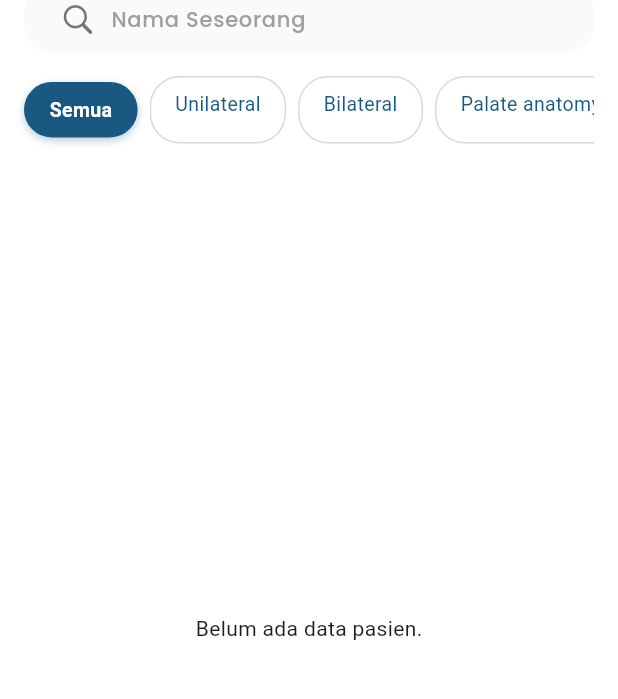
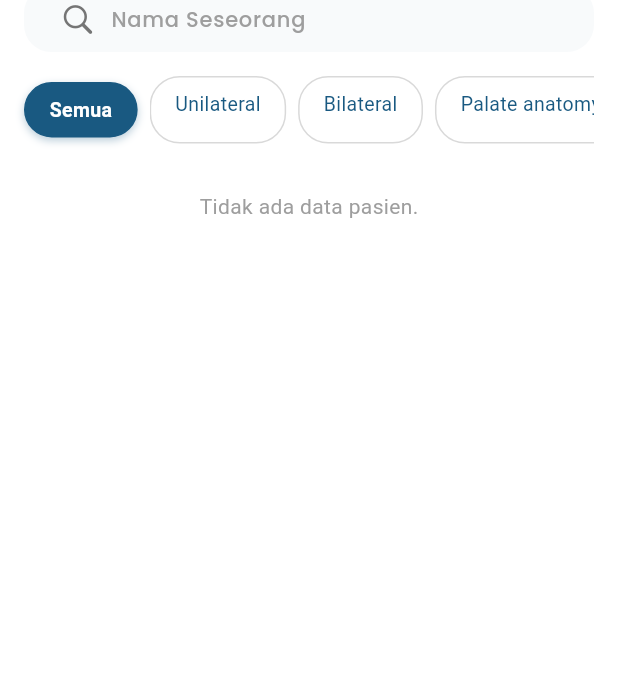
Before and after one commit to rahmahaisyah/clypsera, a Flutter app: the ListPatientView screen opened by its route, on a phone screen of 412 x 824 dp, the part 122-821 px from its top. Run offline on Flutter 3.47's test engine with Material 3 defaults, Android fonts, the phone set to English and light mode, and no system bars; our stand-ins replace dio, get, google_fonts, shared_preferences, smooth_page_indicator; accounts and stored records are empty; network calls fail.

Commit message:
feat: display all patient data in the patient list view

```diff
--- a/lib/app/modules/home/widgets/patient_list_section.dart
+++ b/lib/app/modules/home/widgets/patient_list_section.dart
@@ -7,20 +7,18 @@ import '../../../data/models/patient_model.dart';
 
 class PatientListSection extends StatelessWidget {
   final bool showHeader;
-  final List<PatientModel>? patientsToDisplay;
+  final RxList<PatientModel> patientsToDisplay;
   final VoidCallback? onSeeMoreTap;
 
   const PatientListSection({
     super.key,
     this.showHeader = true,
-    this.patientsToDisplay,
+    required this.patientsToDisplay,
     this.onSeeMoreTap,
   });
 
   @override
   Widget build(BuildContext context) {
-    final List<PatientModel>? currentPatients = patientsToDisplay;
-
     Widget header() => Row(
           mainAxisAlignment: MainAxisAlignment.spaceBetween,
           children: [
@@ -39,27 +37,9 @@ class PatientListSection extends StatelessWidget {
           ],
         );
 
-    // Loading/null state
-    if (currentPatients == null) {
-      return Column(
-        crossAxisAlignment: CrossAxisAlignment.start,
-        children: [
-          if (showHeader) header(),
-          if (showHeader) const SizedBox(height: 8),
-          const Padding(
-            padding: EdgeInsets.symmetric(vertical: 16.0),
-            child: Center(
-              child: Text(
-                'Memuat data pasien...',
-                style: TextStyle(color: Colors.grey),
-              ),
-            ),
-          ),
-        ],
-      );
-    }
+    return Obx(() {
+      final currentPatients = patientsToDisplay;
 
-    // Empty state
       if (currentPatients.isEmpty) {
         return Column(
           crossAxisAlignment: CrossAxisAlignment.start,
@@ -79,16 +59,14 @@ class PatientListSection extends StatelessWidget {
         );
       }
 
-    // Data state
       return Column(
         crossAxisAlignment: CrossAxisAlignment.start,
         children: [
           if (showHeader) header(),
           if (showHeader) const SizedBox(height: 8),
-        ListView.builder(
+          Expanded(
+            child: ListView.builder(
               itemCount: currentPatients.length,
-          shrinkWrap: true,
-          physics: const NeverScrollableScrollPhysics(),
               itemBuilder: (context, index) {
                 final patient = currentPatients[index];
                 return PatientListItem(
@@ -98,7 +76,9 @@ class PatientListSection extends StatelessWidget {
                 );
               },
             ),
+          ),
         ],
       );
+    });
   }
 }
--- a/lib/app/modules/list_patient/views/list_patient_view.dart
+++ b/lib/app/modules/list_patient/views/list_patient_view.dart
@@ -46,22 +46,27 @@ class ListPatientView extends GetView<ListPatientController> {
                     children: [
                       Obx(() => FilterCategoryChip(
                             label: "Semua",
-                            isSelected: controller.selectedCleftTypeId.value == '',
+                            isSelected:
+                                controller.selectedCleftTypeId.value == '',
                             onTap: () {
                               controller.selectCleftTypeFilter('');
                             },
                           )),
                       Expanded(
                         child: Obx(() {
-                          final actualCleftTypes = controller.displayedCleftTypesForFilter
+                          final actualCleftTypes = controller
+                              .displayedCleftTypesForFilter
                               .where((type) => type.id != '')
                               .toList();
 
-                          if (actualCleftTypes.isEmpty && controller.allCleftTypes.isNotEmpty) {
+                          if (actualCleftTypes.isEmpty &&
+                              controller.allCleftTypes.isNotEmpty) {
                             return const SizedBox.shrink();
                           }
-                          if (controller.displayedCleftTypesForFilter.isEmpty && controller.allCleftTypes.isEmpty) {
-                            return const Center(child: Text('Memuat filter...'));
+                          if (controller.displayedCleftTypesForFilter.isEmpty &&
+                              controller.allCleftTypes.isEmpty) {
+                            return const Center(
+                                child: Text('Memuat filter...'));
                           }
                           return ListView.builder(
                             scrollDirection: Axis.horizontal,
@@ -71,9 +76,12 @@ class ListPatientView extends GetView<ListPatientController> {
                               final cleftType = actualCleftTypes[index];
                               return FilterCategoryChip(
                                 label: cleftType.name,
-                                isSelected: controller.selectedCleftTypeId.value == cleftType.id,
+                                isSelected:
+                                    controller.selectedCleftTypeId.value ==
+                                        cleftType.id,
                                 onTap: () {
-                                  controller.selectCleftTypeFilter(cleftType.id);
+                                  controller
+                                      .selectCleftTypeFilter(cleftType.id);
                                 },
                               );
                             },
@@ -88,25 +96,12 @@ class ListPatientView extends GetView<ListPatientController> {
           ),
           Expanded(
             child: Padding(
-              padding: const EdgeInsets.symmetric(horizontal: 16.0, vertical: 16.0),
-              child: Obx(() {
-                if (controller.isLoading.value) {
-                  return const Center(child: CircularProgressIndicator());
-                }
-                if (controller.isEmptySearch) {
-                  return const Center(child: Text('Pasien tidak ditemukan.'));
-                }
-                if (controller.isEmptyFilter) {
-                  return const Center(child: Text('Tidak ada pasien dengan kriteria ini.'));
-                }
-                if (controller.isEmptyAll) {
-                  return const Center(child: Text('Belum ada data pasien.'));
-                }
-                return PatientListSection(
-                  showHeader: false,
-                  patientsToDisplay: controller.filteredPatients,
-                );
-              }),
+              padding:
+                  const EdgeInsets.symmetric(horizontal: 16.0, vertical: 16.0),
+              child: PatientListSection(
+                showHeader: false,
+                patientsToDisplay: controller.filteredPatients,
+              ),
             ),
           ),
         ],
```
Also changed, not shown: lib/app/modules/home/views/home_view.dart (+4 -4 lines). Lines whose indentation alone changed are shown as unchanged.
